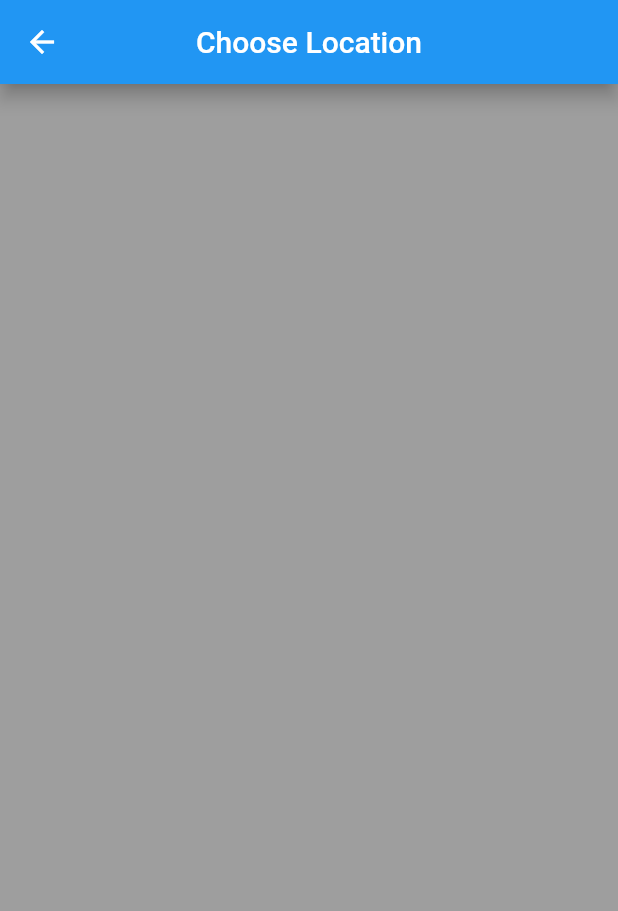
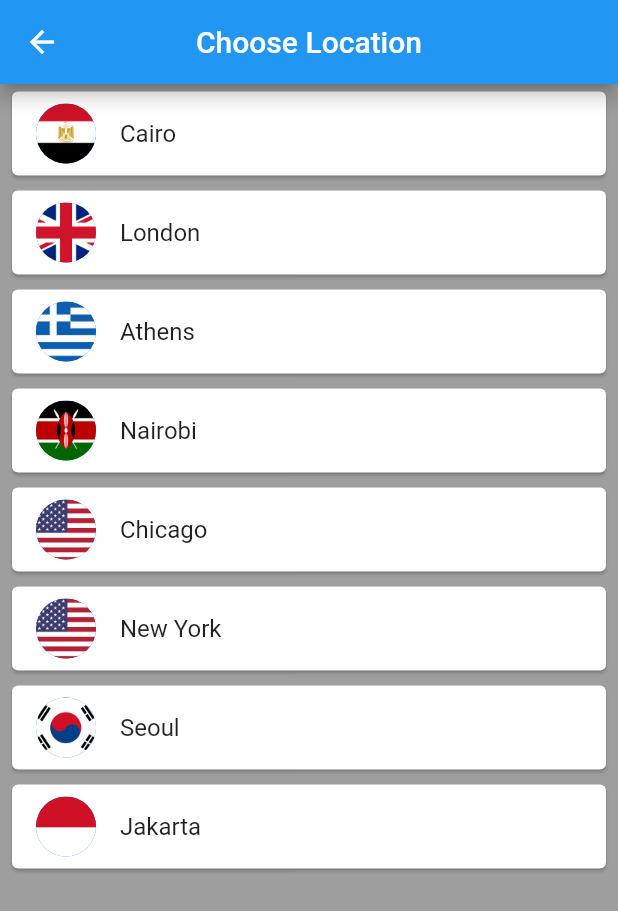
Before and after one commit to madahetooo/flutter_tutorial, a Flutter app: the ChooseLocation screen opened by its route, on a phone screen of 412 x 824 dp. Shown: the top 911 px of the screen. Run offline on Flutter 3.47's test engine with Material 2 defaults, Android fonts, the phone set to English and light mode, and no system bars; our stand-ins replace flutter_spinkit, fluttertoast, sqflite; accounts and stored records are empty; network calls fail.

Commit message:
Adding world_time.dart and enhance the designs

```diff
--- a/lib/main.dart
+++ b/lib/main.dart
@@ -14,7 +14,7 @@ import 'package:flutter_tutorial/worldtimeapp/home.dart';
 import 'ToastExample.dart';
 
 void main() => runApp(MaterialApp(
-  initialRoute: '/loading',
+  home: Loading(),
   routes: {
     '/tabbarwidget' :(context) => TabbarWidget(),
     '/home' :(context) => Home(),
--- a/lib/worldtimeapp/choose_location.dart
+++ b/lib/worldtimeapp/choose_location.dart
@@ -1,4 +1,5 @@
 import 'package:flutter/material.dart';
+import 'package:flutter_tutorial/worldtimeapp/services/world_time.dart';
 
 class ChooseLocation extends StatefulWidget {
   const ChooseLocation({Key? key}) : super(key: key);
@@ -8,6 +9,28 @@ class ChooseLocation extends StatefulWidget {
 }
 
 class _ChooseLocationState extends State<ChooseLocation> {
+  List<WorldTime> locations = [
+    WorldTime(location: 'Cairo', flag: 'egypt.png', url: 'Africa/Cairo'),
+    WorldTime(location: 'London', flag: 'uk.png', url: 'Europe/London'),
+    WorldTime(location: 'Athens', flag: 'greece.png', url: 'Europe/Berlin'),
+    WorldTime(location: 'Nairobi', flag: 'kenya.png', url: 'Africa/Nairobi'),
+    WorldTime(location: 'Chicago', flag: 'usa.png', url: 'America/Chicago'),
+    WorldTime(location: 'New York', flag: 'usa.png', url: 'America/New_York'),
+    WorldTime(location: 'Seoul', flag: 'south_korea.png', url: 'Asia/seoul'),
+    WorldTime(location: 'Jakarta', flag: 'indonesia.png', url: 'Asia/Jakarta'),
+  ];
+
+  void updateTime(index) async {
+    WorldTime instance = locations[index];
+    await instance.getTime();
+    Navigator.pushNamed(context, '/home', arguments: {
+      'location': instance.location,
+      'flag': instance.flag,
+      'time': instance.time,
+      'isDayTime': instance.isDayTime,
+    });
+  }
+
   @override
   Widget build(BuildContext context) {
     return Scaffold(
@@ -17,6 +40,25 @@ class _ChooseLocationState extends State<ChooseLocation> {
         centerTitle: true,
         elevation: 5,
       ),
+      body: ListView.builder(
+        itemCount: locations.length,
+        itemBuilder: (context, index) {
+          return Padding(
+              padding: EdgeInsets.symmetric(vertical: 1.0, horizontal: 4.0),
+            child: Card(
+              child: ListTile(
+                onTap: (){
+                  updateTime(index);
+                },
+                title: Text(locations[index].location),
+                leading: CircleAvatar(
+                  backgroundImage: AssetImage('assets/${locations[index].flag}'),
+                ),
+              ),
+            ),
+          );
+        },
+      ),
     );
   }
 
--- a/lib/worldtimeapp/loading.dart
+++ b/lib/worldtimeapp/loading.dart
@@ -16,7 +16,7 @@ class _LoadingState extends State<Loading> {
     WorldTime instance =
         WorldTime(location: 'Cairo', flag: 'egypt.png', url: 'Africa/Cairo');
     await instance.getTime();
-    Navigator.pushReplacementNamed(context, '/home',arguments: {
+    Navigator.pushNamed(context, '/home',arguments: {
       'location' : instance.location,
       'flag' : instance.flag,
       'time' : instance.time,
--- a/lib/worldtimeapp/services/world_time.dart
+++ b/lib/worldtimeapp/services/world_time.dart
@@ -15,9 +15,7 @@ class WorldTime{
 
   Future<void> getTime() async {
     try{
-
-      var url = Uri.parse('http://worldtimeapi.org/api/timezone/Africa/Cairo');
-      var response = await get(url); // Response
+      Response response = await get(Uri.parse('http://worldtimeapi.org/api/timezone/$url'));
       Map data = jsonDecode(response.body);
 
       String dateTime = data['utc_datetime'];
```
Also changed, not shown: lib/HomeScreen.dart (+9 -5 lines), lib/worldtimeapp/home.dart (+3 -4 lines), assets/egypt.png (added), assets/germany.png (added), assets/greece.png (added), assets/indonesia.png (added), assets/kenya.png (added), assets/south_korea.png (added), assets/uk.png (added), assets/usa.png (added).
